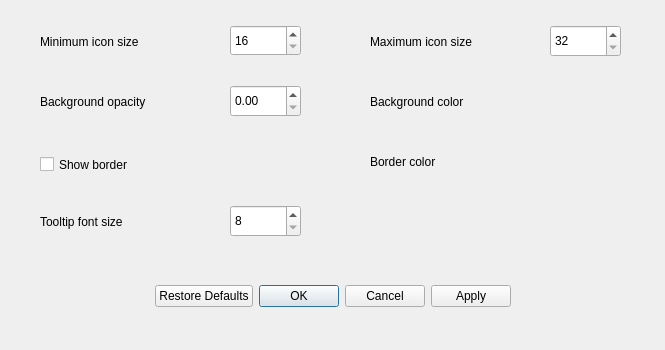
Above: src/appearance_settings_dialog.ui from dangvd/ksmoothdock before the change. Below: the same form after it.
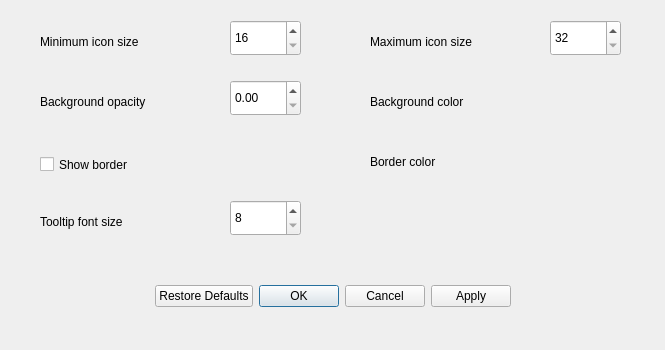
That is the form after the change.

Commit message: M-V refactoring: Adjust AppearanceSettingsDialog UI #72

Patch:
```diff
--- a/src/appearance_settings_dialog.ui
+++ b/src/appearance_settings_dialog.ui
@@ -49,9 +49,9 @@
    <property name="geometry">
     <rect>
      <x>230</x>
-     <y>25</y>
+     <y>20</y>
      <width>71</width>
-     <height>31</height>
+     <height>36</height>
     </rect>
    </property>
    <property name="minimum">
@@ -81,9 +81,9 @@
    <property name="geometry">
     <rect>
      <x>550</x>
-     <y>25</y>
+     <y>20</y>
      <width>71</width>
-     <height>32</height>
+     <height>36</height>
     </rect>
    </property>
    <property name="minimum">
@@ -113,9 +113,9 @@
    <property name="geometry">
     <rect>
      <x>230</x>
-     <y>85</y>
+     <y>80</y>
      <width>71</width>
-     <height>32</height>
+     <height>36</height>
     </rect>
    </property>
    <property name="maximum">
@@ -181,9 +181,9 @@
    <property name="geometry">
     <rect>
      <x>230</x>
-     <y>205</y>
+     <y>200</y>
      <width>71</width>
-     <height>32</height>
+     <height>36</height>
     </rect>
    </property>
    <property name="minimum">
```
